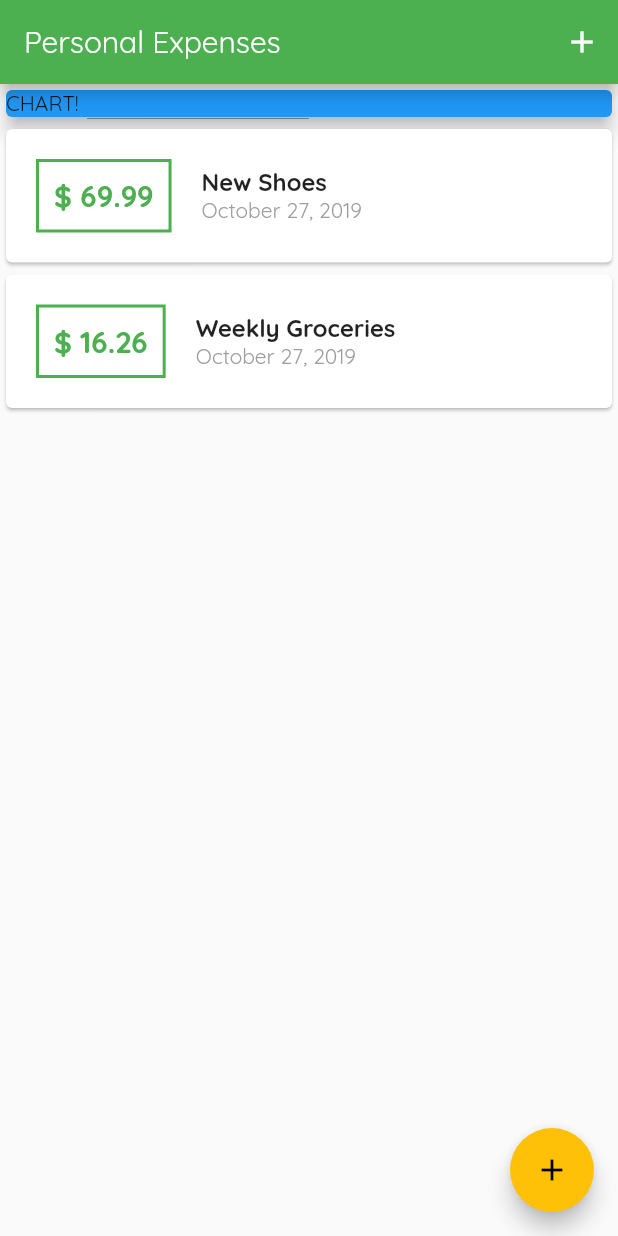
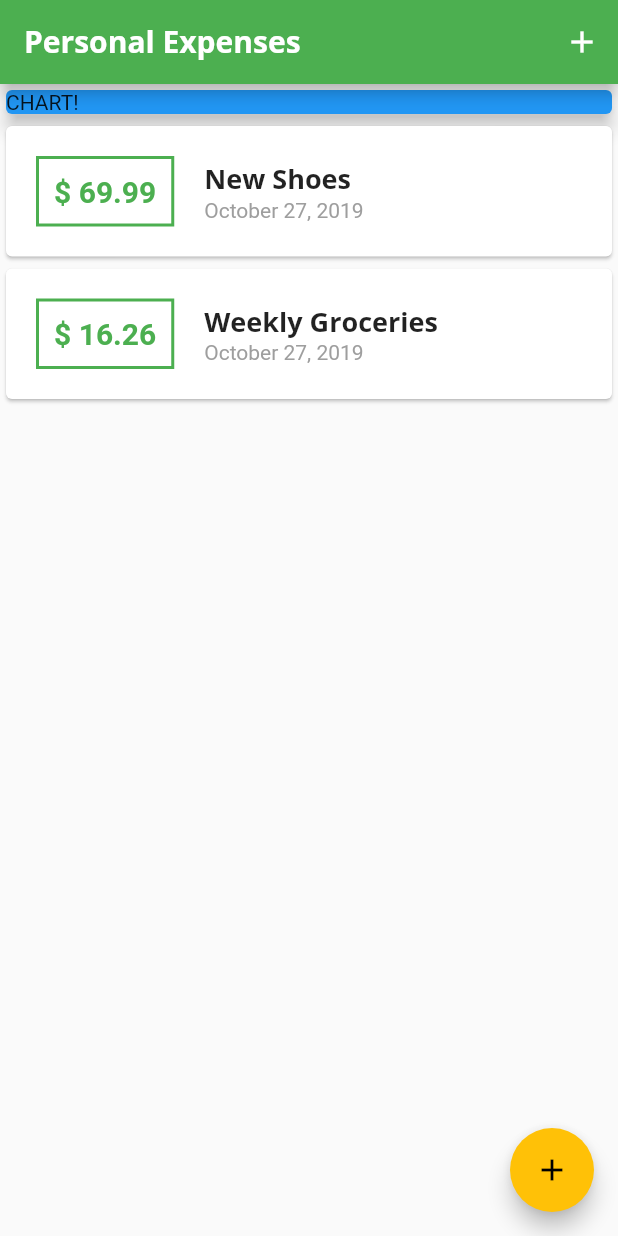
Before and after one commit to shawnrmoss/expense_app, a Flutter app: the screen it shows after launch, on a phone screen of 412 x 824 dp. Run offline on Flutter 3.47's test engine with Material 2 defaults, Android fonts, the phone set to English and light mode, and no system bars.

Commit message:
Lesson 94

```diff
--- a/lib/main.dart
+++ b/lib/main.dart
@@ -12,9 +12,25 @@ class ExpenseApp extends StatelessWidget {
     return MaterialApp(
       title: 'Personal Expenses',
       theme: ThemeData(
-          primarySwatch: Colors.green,
-          accentColor: Colors.amber,
-          fontFamily: 'Quicksand'),
+        primarySwatch: Colors.green,
+        accentColor: Colors.amber,
+        fontFamily: 'Quicksand',
+        textTheme: ThemeData.light().textTheme.copyWith(
+              title: TextStyle(
+                fontFamily: 'OpenSans',
+                fontSize: 18,
+                fontWeight: FontWeight.bold,
+              ),
+            ),
+        appBarTheme: AppBarTheme(
+          textTheme: ThemeData.light().textTheme.copyWith(
+                title: TextStyle(
+                    fontFamily: 'OpenSans',
+                    fontSize: 20,
+                    fontWeight: FontWeight.bold),
+              ),
+        ),
+      ),
       home: MyHomePage(),
     );
   }
--- a/lib/widgets/transaction_list.dart
+++ b/lib/widgets/transaction_list.dart
@@ -41,10 +41,7 @@ class TransactionList extends StatelessWidget {
                   children: <Widget>[
                     Text(
                       transactions[index].title,
-                      style: TextStyle(
-                        fontSize: 16,
-                        fontWeight: FontWeight.bold,
-                      ),
+                      style: Theme.of(context).textTheme.title,
                     ),
                     Text(
                       DateFormat.yMMMMd().format(transactions[index].date),
```
